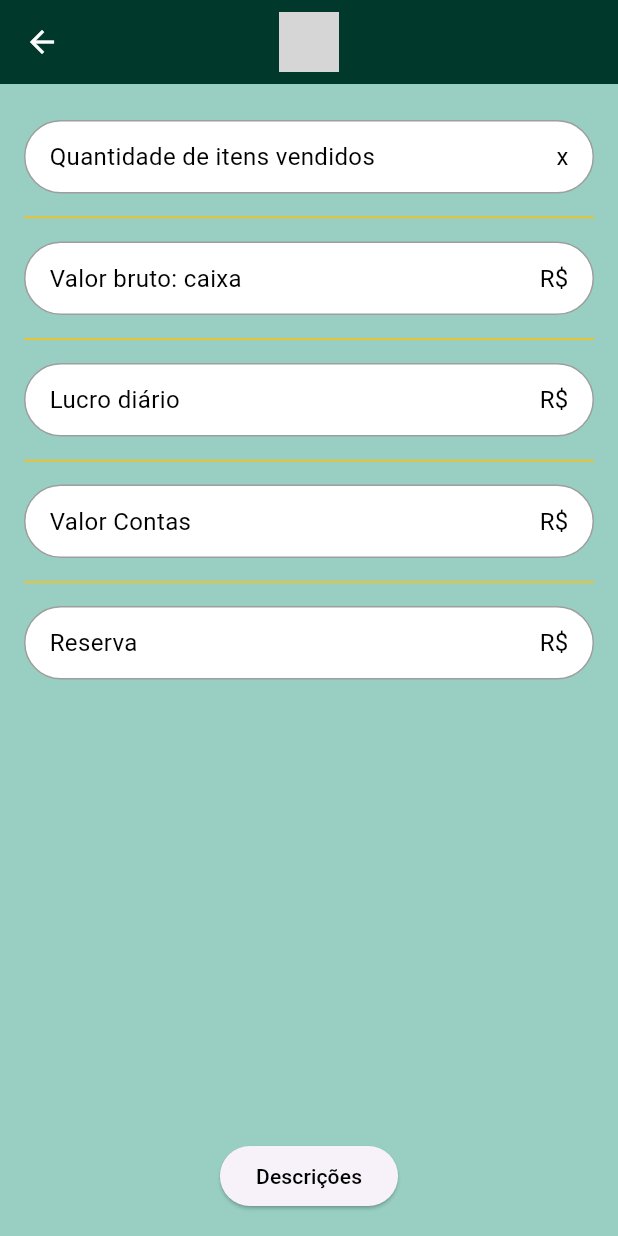
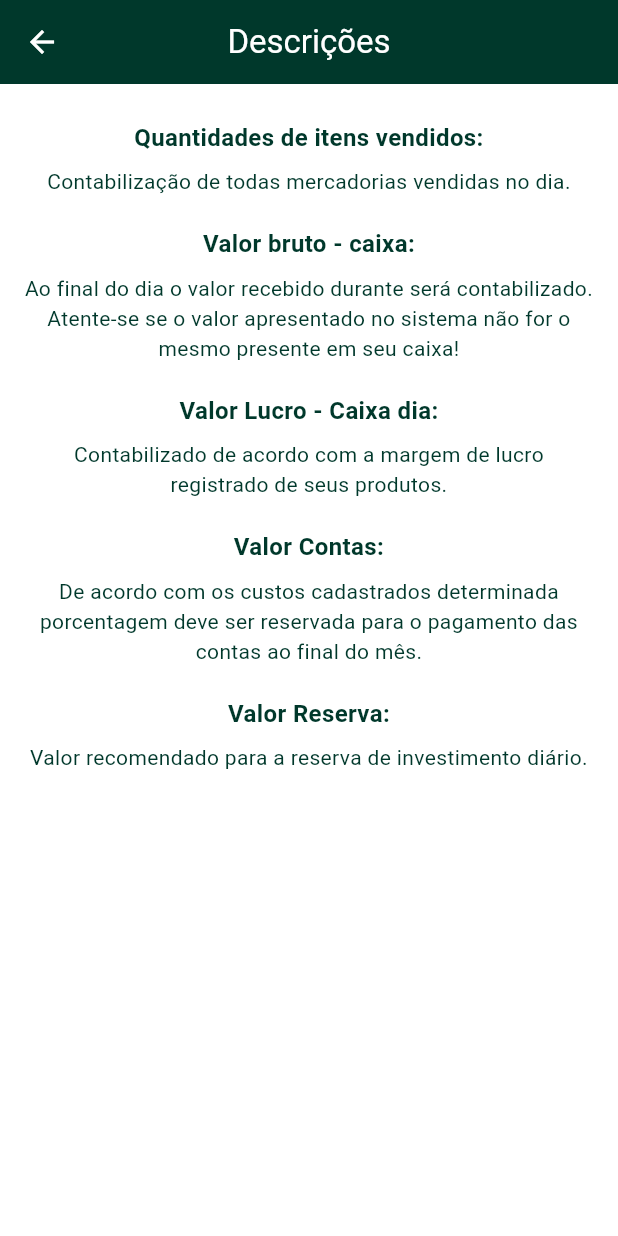
Before and after one commit to PHV00/doce_conta, a Flutter app: the LoginScreen screen opened directly, after a tap on "Ir para Relatório Mensal", on a phone screen of 412 x 824 dp. Run offline on Flutter 3.47's test engine with Material 3 defaults, Android fonts, the light colour scheme and no system bars; our stand-ins replace flutter_svg, sqflite; accounts and stored records are empty; project files that could hold a hidden picture were left out; grey boxes are pictures that could not be loaded.

Commit message:
Report descriptions

```diff
--- a/doce_conta/lib/view/costing_system_screen.dart
+++ b/doce_conta/lib/view/costing_system_screen.dart
@@ -5,6 +5,7 @@ class CostingSystem extends StatelessWidget {
   @override
   Widget build(BuildContext context) {
     return Scaffold(
+      backgroundColor: Colors.white,
       appBar: AppBar(
         backgroundColor: const Color(0xFF00382B),
         leading: IconButton(
--- a/doce_conta/lib/view/custom_profit_margin.dart
+++ b/doce_conta/lib/view/custom_profit_margin.dart
@@ -3,6 +3,7 @@ class CustomMarginProfit extends StatelessWidget {
   @override
   Widget build(BuildContext context) {
     return Scaffold(
+      backgroundColor: Colors.white,
       appBar: AppBar(
         backgroundColor: Color(0xFF00382B),
         elevation: 0,
--- a/doce_conta/lib/view/infrastructure_costs_screen.dart
+++ b/doce_conta/lib/view/infrastructure_costs_screen.dart
@@ -5,6 +5,7 @@ class InfraestructureCost extends StatelessWidget {
   @override
   Widget build(BuildContext context) {
     return Scaffold(
+      backgroundColor: Colors.white,
       appBar: AppBar(
         backgroundColor: const Color(0xFF00382B),
         leading: IconButton(
--- a/doce_conta/lib/view/login_screen.dart
+++ b/doce_conta/lib/view/login_screen.dart
@@ -2,6 +2,7 @@ import 'package:doce_conta/view/home_screen.dart';
 import 'package:doce_conta/view/main_screen.dart';
 import 'package:doce_conta/view/monthly_report_screen.dart';
 import 'package:doce_conta/view/register_screen.dart';
+import 'package:doce_conta/view/report_descriptions_screen.dart';
 import 'package:flutter/gestures.dart';
 import 'package:flutter/material.dart';
 import '../widgets/button.dart';
@@ -72,7 +73,7 @@ class _LoginScreenState extends State<LoginScreen> {
                 Navigator.push(
                   context,
                   MaterialPageRoute(
-                    builder: (context) => MontlhyReport(),
+                    builder: (context) => ReportDescriptions(),
                   ),
                 );
               },
--- a/doce_conta/lib/view/payment_cost_screen.dart
+++ b/doce_conta/lib/view/payment_cost_screen.dart
@@ -5,6 +5,7 @@ class PaymentCost extends StatelessWidget {
   @override
   Widget build(BuildContext context) {
     return Scaffold(
+      backgroundColor: Colors.white,
       appBar: AppBar(
         backgroundColor: const Color(0xFF00382B),
         leading: IconButton(
--- /dev/null
+++ b/doce_conta/lib/view/report_descriptions_screen.dart
@@ -0,0 +1,84 @@
+import 'package:flutter/material.dart';
+
+class ReportDescriptions extends StatelessWidget {
+  @override
+  Widget build(BuildContext context) {
+    return Scaffold(
+      backgroundColor: Colors.white,
+      appBar: AppBar(
+        backgroundColor: Color(0xFF00382B),
+        leading: IconButton(
+          icon: Icon(Icons.arrow_back, color: Colors.white),
+          onPressed: () {
+            Navigator.of(context).pop();
+          },
+        ),
+        title: Text(
+          "Descrições",
+          style: TextStyle(
+            color: Colors.white,
+          ),
+        ),
+        centerTitle: true,
+      ),
+      body: SingleChildScrollView(
+        padding: const EdgeInsets.symmetric(horizontal: 16.0, vertical: 24.0),
+        child: Column(
+          children: [
+            _buildDescriptionItem(
+              "Quantidades de itens vendidos:",
+              "Contabilização de todas mercadorias vendidas no dia.",
+            ),
+            const SizedBox(height: 20),
+            _buildDescriptionItem(
+              "Valor bruto - caixa:",
+              "Ao final do dia o valor recebido durante será contabilizado.\n"
+              "Atente-se se o valor apresentado no sistema não for o mesmo presente em seu caixa!",
+            ),
+            const SizedBox(height: 20),
+            _buildDescriptionItem(
+              "Valor Lucro - Caixa dia:",
+              "Contabilizado de acordo com a margem de lucro registrado de seus produtos.",
+            ),
+            const SizedBox(height: 20),
+            _buildDescriptionItem(
+              "Valor Contas:",
+              "De acordo com os custos cadastrados determinada porcentagem deve ser reservada para o pagamento das contas ao final do mês.",
+            ),
+            const SizedBox(height: 20),
+            _buildDescriptionItem(
+              "Valor Reserva:",
+              "Valor recomendado para a reserva de investimento diário.",
+            ),
+          ],
+        ),
+      ),
+    );
+  }
+
+  Widget _buildDescriptionItem(String title, String description) {
+    return Column(
+      crossAxisAlignment: CrossAxisAlignment.center,
+      children: [
+        Text(
+          title,
+          textAlign: TextAlign.center,
+          style: TextStyle(
+            fontSize: 16,
+            fontWeight: FontWeight.bold,
+            color: Color(0xFF00382B),
+          ),
+        ),
+        const SizedBox(height: 8),
+        Text(
+          description,
+          textAlign: TextAlign.center,
+          style: TextStyle(
+            fontSize: 14,
+            color: Color(0xFF00382B),
+          ),
+        ),
+      ],
+    );
+  }
+}
--- a/doce_conta/lib/view/taxes_cost_screen.dart
+++ b/doce_conta/lib/view/taxes_cost_screen.dart
@@ -5,6 +5,7 @@ class TaxesCosting extends StatelessWidget {
   @override
   Widget build(BuildContext context) {
     return Scaffold(
+      backgroundColor: Colors.white,
       appBar: AppBar(
         backgroundColor: const Color(0xFF00382B),
         leading: IconButton(
```
